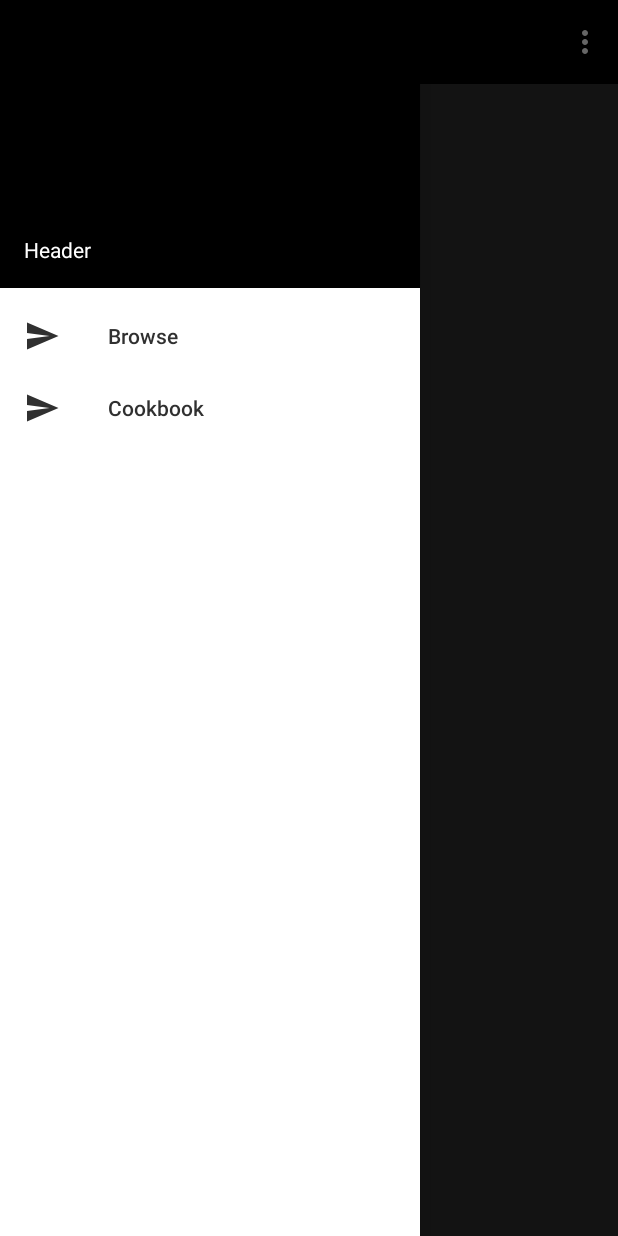
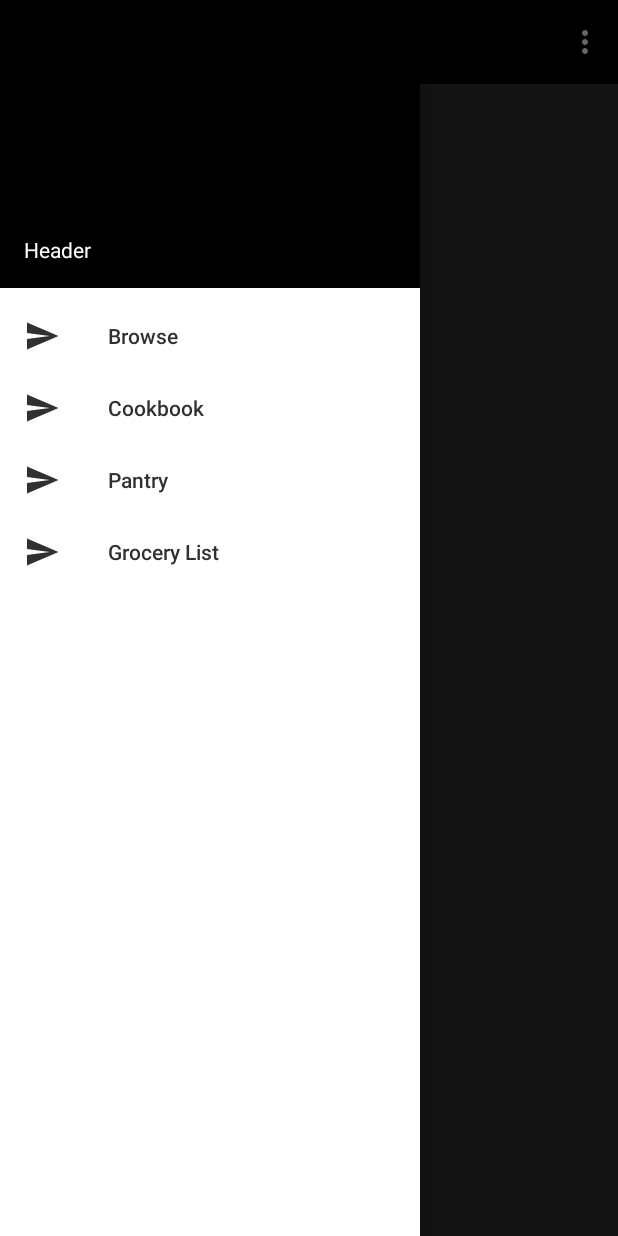
Before and after one commit to bjakeg/Delish-Dish, an Android app: the screen it shows after launch (MainActivity), with the side drawer open, on a phone screen of 412 x 824 dp. Run offline under Robolectric (Android 15) with nearby library versions, the phone set to English and light mode, and no system bars; libraries missing offline, so code that uses them is left out: com.parse; 14 statements that could not run were skipped.

Commit message:
Added navigation for pantry and grocery list

```diff
--- a/DelishDish/src/main/java/com/parse/starter/GroceryFragment.java
+++ b/DelishDish/src/main/java/com/parse/starter/GroceryFragment.java
@@ -1,6 +1,6 @@
 package com.parse.starter;
 
-import android.app.Fragment;
+import android.support.v4.app.Fragment;
 import android.os.Bundle;
 import android.view.LayoutInflater;
 import android.view.View;
--- a/DelishDish/src/main/java/com/parse/starter/PantryFragment.java
+++ b/DelishDish/src/main/java/com/parse/starter/PantryFragment.java
@@ -1,6 +1,6 @@
 package com.parse.starter;
 
-import android.app.Fragment;
+import android.support.v4.app.Fragment;
 import android.os.Bundle;
 import android.view.LayoutInflater;
 import android.view.View;
--- a/DelishDish/src/main/res/menu/drawer_view.xml
+++ b/DelishDish/src/main/res/menu/drawer_view.xml
@@ -2,13 +2,21 @@
 <menu xmlns:android="http://schemas.android.com/apk/res/android">
     <group android:checkableBehavior="single">
         <item
-            android:id="@+id/nav_first_fragment"
+            android:id="@+id/nav_browse_fragment"
             android:icon="@drawable/ic_menu_send"
             android:title="Browse"
             />
         <item
-            android:id="@+id/nav_second_fragment"
+            android:id="@+id/nav_cookbook_fragment"
             android:icon="@drawable/ic_menu_send"
             android:title="Cookbook" />
+        <item
+            android:id="@+id/nav_pantry_fragment"
+            android:icon="@drawable/ic_menu_send"
+            android:title="Pantry" />
+        <item
+            android:id="@+id/nav_grocery_fragment"
+            android:icon="@drawable/ic_menu_send"
+            android:title="Grocery List" />
     </group>
 </menu>
```
Also changed, not shown: DelishDish/src/main/java/com/parse/starter/MainActivity.java (+8 -2 lines), 204 other files.
